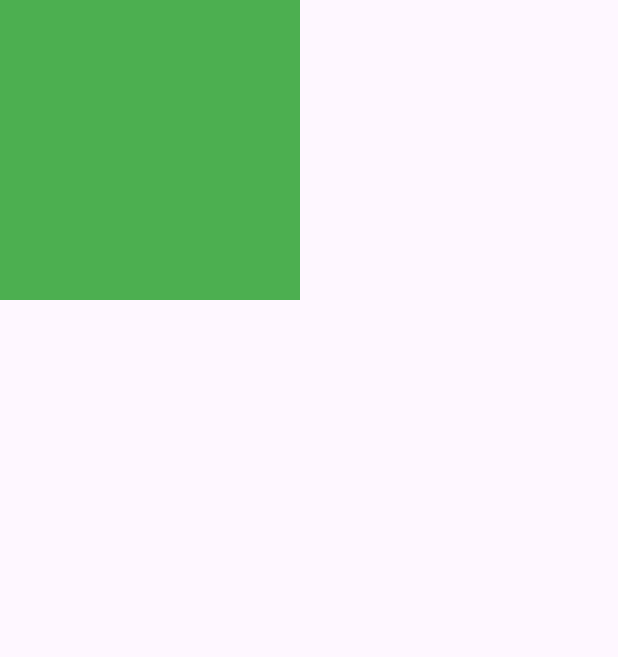
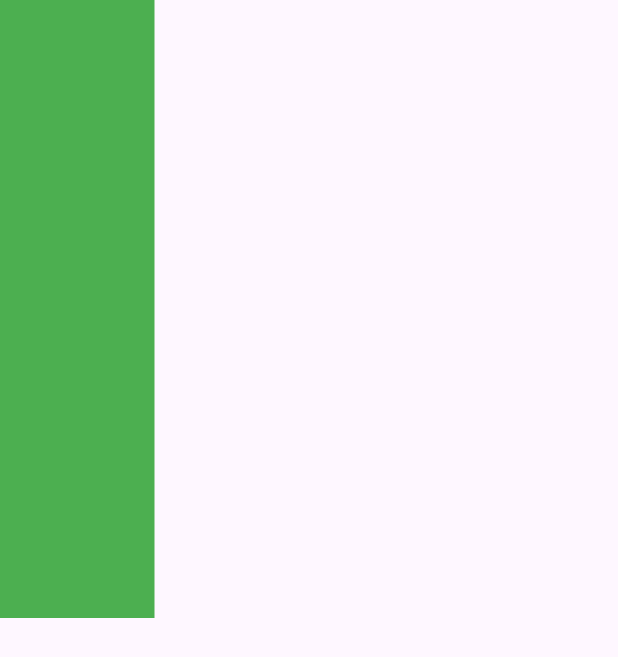
Before and after one commit to Hassanulhaq52/Flutter-Teaching, a Flutter app: the screen it shows after launch, on a phone screen of 412 x 824 dp. Shown: the top 657 px of the screen. Run offline on Flutter 3.47's test engine with Material 3 defaults, Android fonts, the phone set to English and light mode, and no system bars.

Commit message:
Aspect Ratio.

```diff
--- a/lib/styling_responsiveness/layout_builder.dart
+++ b/lib/styling_responsiveness/layout_builder.dart
@@ -15,20 +15,20 @@ class _LayoutBuilderScreenState extends State<LayoutBuilderScreen> {
         builder: (context, constraints) {
           if (constraints.maxWidth > 400 && constraints.maxWidth < 500) {
             return Container(
-              width: 200,
-              height: 200,
+              width: MediaQuery.of(context).size.width * 0.25,
+              height: MediaQuery.of(context).size.height * 0.5,
+              // width: 200,
+              // height: 200,
               color: Colors.green,
             );
           } else if (constraints.maxWidth > 500) {
-            return Column(
-              children: [
-                Container(
-                  width: 200,
-                  height: 200,
-                  color: Colors.blue,
-                ),
-                Text('dfdffd'),
-              ],
+            return AspectRatio(
+              aspectRatio: 16 / 8,
+              child: Container(
+                // width: 200,
+                // height: 200,
+                color: Colors.blue,
+              ),
             );
           } else {
             return Row(
--- a/pubspec.yaml
+++ b/pubspec.yaml
@@ -19,7 +19,7 @@ publish_to: 'none' # Remove this line if you wish to publish to pub.dev
 version: 1.0.0+1
 
 environment:
-  sdk: '3.1.5'
+  sdk: '3.2.5'
 
 # Dependencies specify other packages that your package needs in order to work.
 # To automatically upgrade your package dependencies to the latest versions
```
Also changed, not shown: pubspec.lock.
